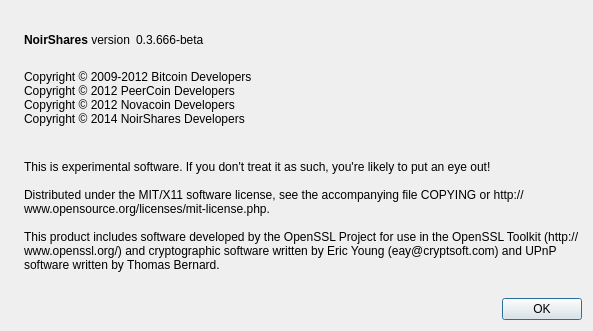
Above: src/qt/forms/aboutdialog.ui from NoirX/NoirShares-v2-old before the change. Below: the same form after it.
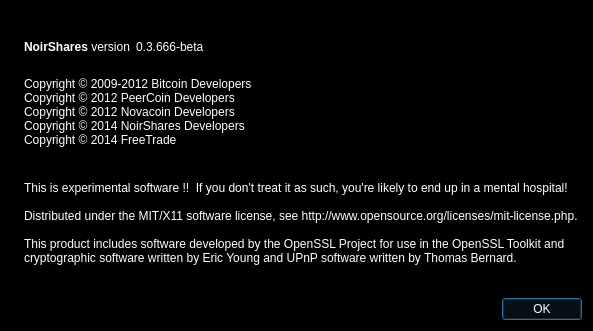
That is the form after the change. Icons and pictures are not drawn.

```diff
--- a/src/qt/forms/aboutdialog.ui
+++ b/src/qt/forms/aboutdialog.ui
@@ -13,6 +13,10 @@
   <property name="windowTitle">
    <string>About NoirShares</string>
   </property>
+  <property name="styleSheet">
+   <string notr="true">background-color: rgb(0, 0, 0);
+color: rgb(255, 255, 255);</string>
+  </property>
   <layout class="QHBoxLayout" name="horizontalLayout_2">
    <item>
     <widget class="QLabel" name="label_4">
@@ -96,6 +100,7 @@
 Copyright © 2012 PeerCoin Developers
 Copyright © 2012 Novacoin Developers
 Copyright © 2014 NoirShares Developers
+Copyright © 2014 FreeTrade
 </string>
        </property>
        <property name="textInteractionFlags">
@@ -110,11 +115,11 @@
        </property>
        <property name="text">
         <string>
-This is experimental software. If you don't treat it as such, you're likely to put an eye out!
+This is experimental software !!  If you don't treat it as such, you're likely to end up in a mental hospital!
 
-Distributed under the MIT/X11 software license, see the accompanying file COPYING or http://www.opensource.org/licenses/mit-license.php.
+Distributed under the MIT/X11 software license, see http://www.opensource.org/licenses/mit-license.php.
 
-This product includes software developed by the OpenSSL Project for use in the OpenSSL Toolkit (http://www.openssl.org/) and cryptographic software written by Eric Young (eay@cryptsoft.com) and UPnP software written by Thomas Bernard.</string>
+This product includes software developed by the OpenSSL Project for use in the OpenSSL Toolkit and cryptographic software written by Eric Young and UPnP software written by Thomas Bernard.</string>
        </property>
        <property name="wordWrap">
         <bool>true</bool>
```
